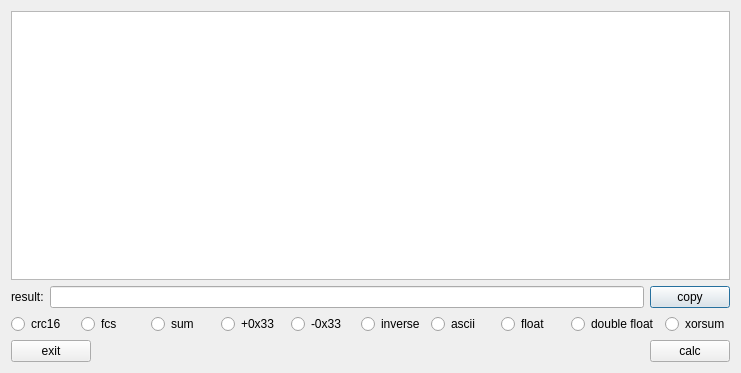
The window that ui/toolsdialog.ui (freudshow/qsvr) describes before a commit, drawn with Qt 5.
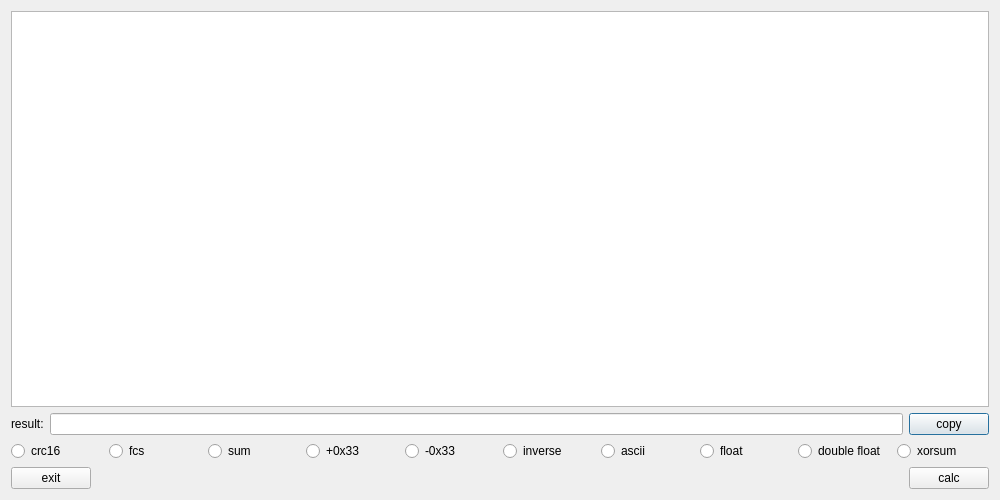
The same window after the commit.

Commit message: fix bug: modify ui->text_input's text only when calc double or float input

```diff
--- a/ui/toolsdialog.ui
+++ b/ui/toolsdialog.ui
@@ -6,8 +6,8 @@
    <rect>
     <x>0</x>
     <y>0</y>
-    <width>741</width>
-    <height>373</height>
+    <width>1000</width>
+    <height>500</height>
    </rect>
   </property>
   <property name="minimumSize">
```
The commit also changes 1 other file.
